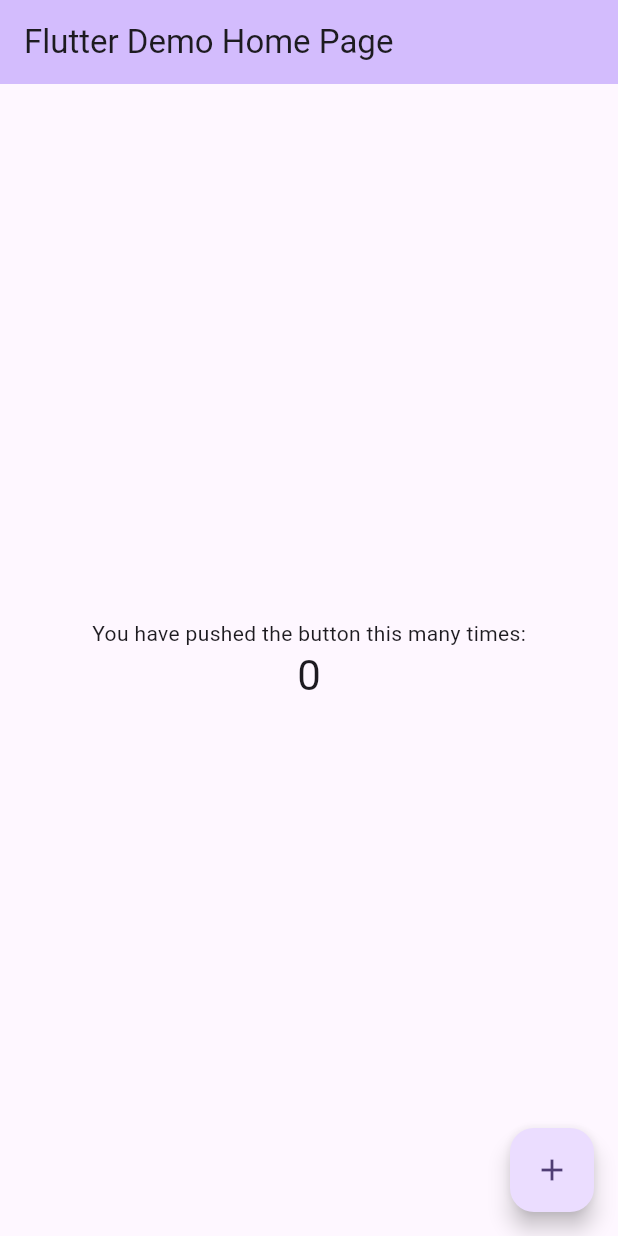
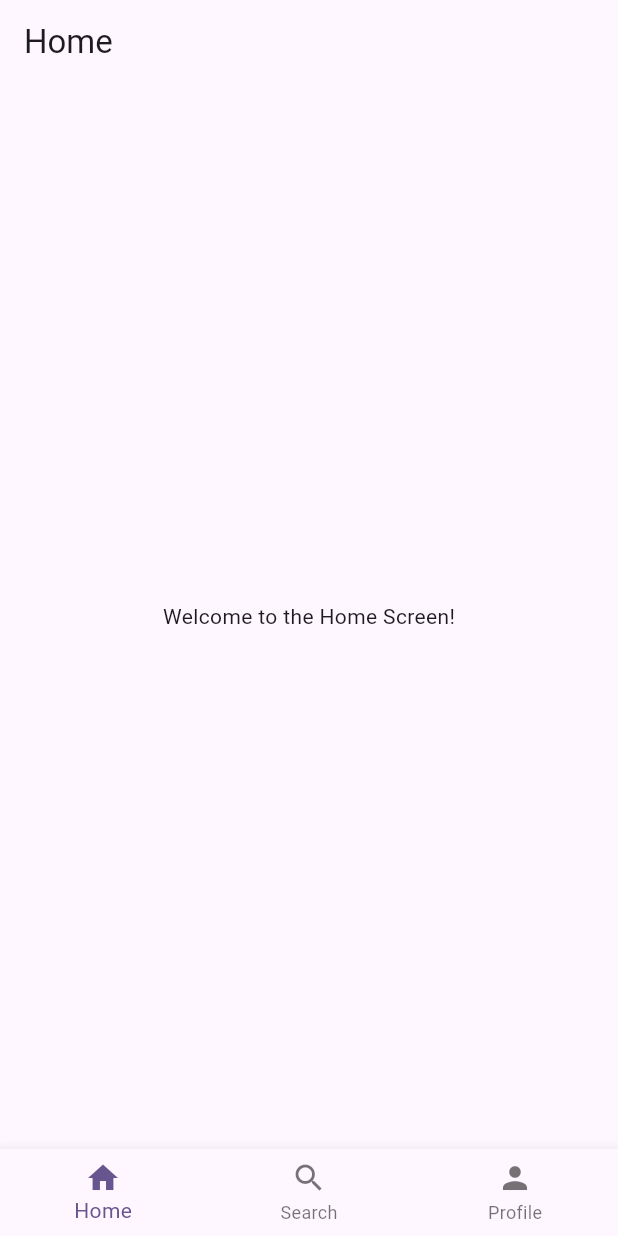
Before and after one commit to thato-codes-4-fun/pokedex_assessment, a Flutter app: the screen it shows after launch, on a phone screen of 412 x 824 dp. Run offline on Flutter 3.47's test engine with Material 3 defaults, Android fonts, the light colour scheme and no system bars.

Commit message:
basic home page setup
- setup home page with bottom navigation

```diff
--- a/lib/main.dart
+++ b/lib/main.dart
@@ -1,4 +1,5 @@
 import 'package:flutter/material.dart';
+import 'package:pokedex_assessment/views/home/home_screen.dart';
 
 void main() {
   runApp(const MyApp());
@@ -11,7 +12,7 @@
   @override
   Widget build(BuildContext context) {
     return MaterialApp(
-      title: 'Flutter Demo',
+      title: 'PokeDex Assessment',
       theme: ThemeData(
         // This is the theme of your application.
         //
@@ -30,93 +31,7 @@
         // tested with just a hot reload.
         colorScheme: ColorScheme.fromSeed(seedColor: Colors.deepPurple),
       ),
-      home: const MyHomePage(title: 'Flutter Demo Home Page'),
+      home: const HomeScreen(),
     );
   }
 }
-
-class MyHomePage extends StatefulWidget {
-  const MyHomePage({super.key, required this.title});
-
-  // This widget is the home page of your application. It is stateful, meaning
-  // that it has a State object (defined below) that contains fields that affect
-  // how it looks.
-
-  // This class is the configuration for the state. It holds the values (in this
-  // case the title) provided by the parent (in this case the App widget) and
-  // used by the build method of the State. Fields in a Widget subclass are
-  // always marked "final".
-
-  final String title;
-
-  @override
-  State<MyHomePage> createState() => _MyHomePageState();
-}
-
-class _MyHomePageState extends State<MyHomePage> {
-  int _counter = 0;
-
-  void _incrementCounter() {
-    setState(() {
-      // This call to setState tells the Flutter framework that something has
-      // changed in this State, which causes it to rerun the build method below
-      // so that the display can reflect the updated values. If we changed
-      // _counter without calling setState(), then the build method would not be
-      // called again, and so nothing would appear to happen.
-      _counter++;
-    });
-  }
-
-  @override
-  Widget build(BuildContext context) {
-    // This method is rerun every time setState is called, for instance as done
-    // by the _incrementCounter method above.
-    //
-    // The Flutter framework has been optimized to make rerunning build methods
-    // fast, so that you can just rebuild anything that needs updating rather
-    // than having to individually change instances of widgets.
-    return Scaffold(
-      appBar: AppBar(
-        // TRY THIS: Try changing the color here to a specific color (to
-        // Colors.amber, perhaps?) and trigger a hot reload to see the AppBar
-        // change color while the other colors stay the same.
-        backgroundColor: Theme.of(context).colorScheme.inversePrimary,
-        // Here we take the value from the MyHomePage object that was created by
-        // the App.build method, and use it to set our appbar title.
-        title: Text(widget.title),
-      ),
-      body: Center(
-        // Center is a layout widget. It takes a single child and positions it
-        // in the middle of the parent.
-        child: Column(
-          // Column is also a layout widget. It takes a list of children and
-          // arranges them vertically. By default, it sizes itself to fit its
-          // children horizontally, and tries to be as tall as its parent.
-          //
-          // Column has various properties to control how it sizes itself and
-          // how it positions its children. Here we use mainAxisAlignment to
-          // center the children vertically; the main axis here is the vertical
-          // axis because Columns are vertical (the cross axis would be
-          // horizontal).
-          //
-          // TRY THIS: Invoke "debug painting" (choose the "Toggle Debug Paint"
-          // action in the IDE, or press "p" in the console), to see the
-          // wireframe for each widget.
-          mainAxisAlignment: MainAxisAlignment.center,
-          children: <Widget>[
-            const Text('You have pushed the button this many times:'),
-            Text(
-              '$_counter',
-              style: Theme.of(context).textTheme.headlineMedium,
-            ),
-          ],
-        ),
-      ),
-      floatingActionButton: FloatingActionButton(
-        onPressed: _incrementCounter,
-        tooltip: 'Increment',
-        child: const Icon(Icons.add),
-      ), // This trailing comma makes auto-formatting nicer for build methods.
-    );
-  }
-}
--- /dev/null
+++ b/lib/views/home/home_screen.dart
@@ -0,0 +1,39 @@
+import 'package:flutter/material.dart';
+
+class HomeScreen extends StatefulWidget {
+  const HomeScreen({super.key});
+
+  @override
+  State<HomeScreen> createState() => _HomeScreenState();
+}
+
+class _HomeScreenState extends State<HomeScreen> {
+  final List<Widget> _pages = [
+    Center(child: Text('Welcome to the Home Screen!')),
+    Center(child: Text('Search Screen')),
+    Center(child: Text('Profile Screen')),
+  ];
+
+  int _selectedIndex = 0;
+
+  @override
+  Widget build(BuildContext context) {
+    return Scaffold(
+      appBar: AppBar(title: Text('Home')),
+      body: _pages[_selectedIndex],
+      bottomNavigationBar: BottomNavigationBar(
+        currentIndex: _selectedIndex,
+        onTap: (index) {
+          setState(() {
+            _selectedIndex = index;
+          });
+        },
+        items: const [
+          BottomNavigationBarItem(icon: Icon(Icons.home), label: 'Home'),
+          BottomNavigationBarItem(icon: Icon(Icons.search), label: 'Search'),
+          BottomNavigationBarItem(icon: Icon(Icons.person), label: 'Profile'),
+        ],
+      ),
+    );
+  }
+}
```
Also changed, not shown: lib/views/auth/login_screen.dart (added, +15 -0 lines), lib/views/auth/register_screen.dart (added, +15 -0 lines), lib/views/profile/profile_screen.dart (added, +15 -0 lines), lib/viewmodels/pokemon_viewmodel.dart (added), lib/viewmodels/theme_viewmodel.dart (added).
